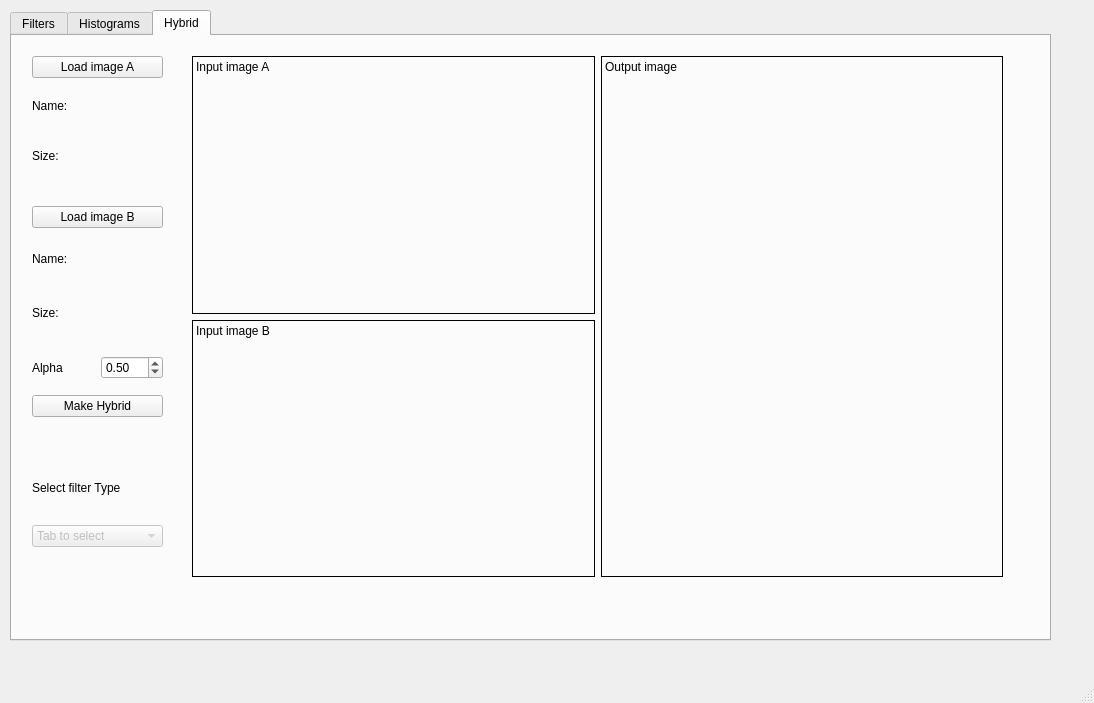
First picture: the form in MainWindow.ui, repository Bravewarrior0/Computer-Vision, before the edit.
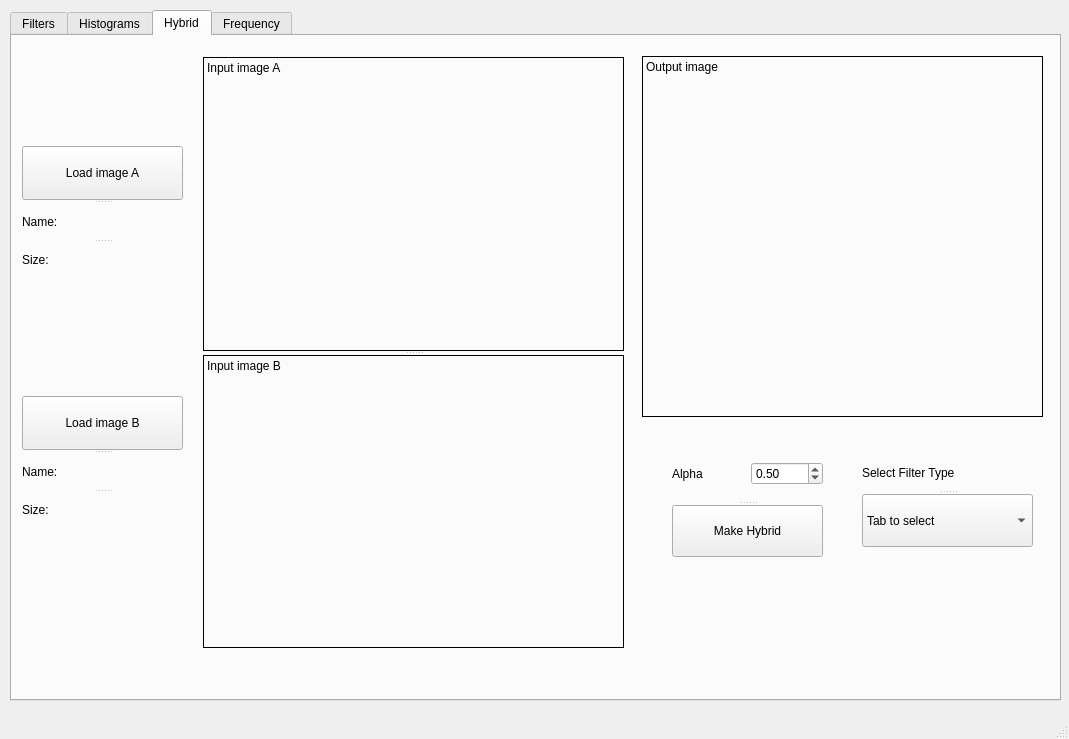
Second picture: the form after the edit. The open tabs and pages were chosen to show the change.

Patch:
```diff
--- a/MainWindow.ui
+++ b/MainWindow.ui
@@ -6,14 +6,20 @@
    <rect>
     <x>0</x>
     <y>0</y>
-    <width>1094</width>
-    <height>703</height>
+    <width>1069</width>
+    <height>739</height>
    </rect>
   </property>
   <property name="minimumSize">
    <size>
-    <width>800</width>
-    <height>0</height>
+    <width>1069</width>
+    <height>739</height>
+   </size>
+  </property>
+  <property name="maximumSize">
+   <size>
+    <width>1069</width>
+    <height>739</height>
    </size>
   </property>
   <property name="windowTitle">
@@ -28,8 +34,8 @@
      <rect>
       <x>10</x>
       <y>10</y>
-      <width>1041</width>
-      <height>631</height>
+      <width>1051</width>
+      <height>691</height>
      </rect>
     </property>
     <property name="currentIndex">
@@ -559,137 +565,38 @@
      <attribute name="title">
       <string>Hybrid</string>
      </attribute>
-     <widget class="QWidget" name="layoutWidget">
-      <property name="geometry">
-       <rect>
-        <x>180</x>
-        <y>20</y>
-        <width>811</width>
-        <height>521</height>
-       </rect>
-      </property>
-      <layout class="QGridLayout" name="gridLayout_7">
-       <item row="0" column="0">
-        <widget class="QLabel" name="label_histograms_input_2">
-         <property name="frameShape">
-          <enum>QFrame::Box</enum>
-         </property>
-         <property name="text">
-          <string>Input image A</string>
-         </property>
-         <property name="alignment">
-          <set>Qt::AlignLeading|Qt::AlignLeft|Qt::AlignTop</set>
-         </property>
-        </widget>
-       </item>
-       <item row="0" column="1" rowspan="2">
         <widget class="QLabel" name="label_histograms_output_2">
-         <property name="frameShape">
-          <enum>QFrame::Box</enum>
-         </property>
-         <property name="text">
-          <string>Output image</string>
-         </property>
-         <property name="alignment">
-          <set>Qt::AlignLeading|Qt::AlignLeft|Qt::AlignTop</set>
-         </property>
-        </widget>
-       </item>
-       <item row="1" column="0">
-        <widget class="QLabel" name="label_histograms_hinput_2">
-         <property name="frameShape">
-          <enum>QFrame::Box</enum>
-         </property>
-         <property name="text">
-          <string>Input image B</string>
-         </property>
-         <property name="textFormat">
-          <enum>Qt::PlainText</enum>
-         </property>
-         <property name="alignment">
-          <set>Qt::AlignLeading|Qt::AlignLeft|Qt::AlignTop</set>
-         </property>
-        </widget>
-       </item>
-      </layout>
-     </widget>
-     <widget class="QWidget" name="layoutWidget">
       <property name="geometry">
        <rect>
-        <x>20</x>
+        <x>630</x>
         <y>20</y>
-        <width>131</width>
-        <height>121</height>
+        <width>401</width>
+        <height>361</height>
        </rect>
       </property>
-      <layout class="QGridLayout" name="gridLayout_8">
-       <item row="0" column="0">
-        <widget class="QPushButton" name="pushButton_histograms_load_2">
-         <property name="text">
-          <string>Load image A</string>
-         </property>
-        </widget>
-       </item>
-       <item row="1" column="0">
-        <widget class="QLabel" name="label_12">
+      <property name="frameShape">
+       <enum>QFrame::Box</enum>
+      </property>
          <property name="text">
-          <string>Name:</string>
-         </property>
-        </widget>
-       </item>
-       <item row="2" column="0">
-        <widget class="QLabel" name="label_13">
-         <property name="text">
-          <string>Size:</string>
-         </property>
-        </widget>
-       </item>
-      </layout>
-     </widget>
-     <widget class="QWidget" name="layoutWidget">
+       <string>Output image</string>
+      </property>
+      <property name="alignment">
+       <set>Qt::AlignLeading|Qt::AlignLeft|Qt::AlignTop</set>
+      </property>
+     </widget>
+     <widget class="QSplitter" name="splitter">
       <property name="geometry">
        <rect>
-        <x>20</x>
-        <y>170</y>
-        <width>131</width>
-        <height>131</height>
+        <x>660</x>
+        <y>410</y>
+        <width>151</width>
+        <height>111</height>
        </rect>
       </property>
-      <layout class="QGridLayout" name="gridLayout_9">
-       <item row="0" column="0">
-        <widget class="QPushButton" name="pushButton_histograms_load_3">
-         <property name="text">
-          <string>Load image B</string>
-         </property>
-        </widget>
-       </item>
-       <item row="1" column="0">
-        <widget class="QLabel" name="label_15">
-         <property name="text">
-          <string>Name:</string>
-         </property>
-        </widget>
-       </item>
-       <item row="2" column="0">
-        <widget class="QLabel" name="label_14">
-         <property name="text">
-          <string>Size:</string>
-         </property>
-        </widget>
-       </item>
-      </layout>
-     </widget>
-     <widget class="QWidget" name="layoutWidget">
-      <property name="geometry">
-       <rect>
-        <x>20</x>
-        <y>310</y>
-        <width>131</width>
-        <height>81</height>
-       </rect>
-      </property>
-      <layout class="QGridLayout" name="gridLayout_10">
-       <item row="0" column="0">
+      <property name="orientation">
+       <enum>Qt::Vertical</enum>
+      </property>
+      <widget class="QWidget" name="">
         <layout class="QHBoxLayout" name="horizontalLayout_6">
          <item>
           <widget class="QLabel" name="label_8">
@@ -715,30 +622,89 @@
           </widget>
          </item>
         </layout>
-       </item>
-       <item row="1" column="0">
+      </widget>
         <widget class="QPushButton" name="pushButton_histograms_load_4">
          <property name="text">
           <string>Make Hybrid</string>
          </property>
         </widget>
-       </item>
-      </layout>
      </widget>
-     <widget class="QWidget" name="">
+     <widget class="QSplitter" name="splitter_8">
       <property name="geometry">
        <rect>
-        <x>20</x>
+        <x>10</x>
+        <y>110</y>
+        <width>161</width>
+        <height>131</height>
+       </rect>
+      </property>
+      <property name="orientation">
+       <enum>Qt::Vertical</enum>
+      </property>
+      <widget class="QPushButton" name="pushButton_histograms_load_2">
+       <property name="text">
+        <string>Load image A</string>
+       </property>
+      </widget>
+      <widget class="QLabel" name="label_12">
+       <property name="text">
+        <string>Name:</string>
+       </property>
+      </widget>
+      <widget class="QLabel" name="label_13">
+       <property name="text">
+        <string>Size:</string>
+       </property>
+      </widget>
+     </widget>
+     <widget class="QSplitter" name="splitter_9">
+      <property name="geometry">
+       <rect>
+        <x>10</x>
+        <y>360</y>
+        <width>161</width>
+        <height>131</height>
+       </rect>
+      </property>
+      <property name="orientation">
+       <enum>Qt::Vertical</enum>
+      </property>
+      <widget class="QPushButton" name="pushButton_histograms_load_3">
+       <property name="text">
+        <string>Load image B</string>
+       </property>
+      </widget>
+      <widget class="QLabel" name="label_15">
+       <property name="text">
+        <string>Name:</string>
+       </property>
+      </widget>
+      <widget class="QLabel" name="label_14">
+       <property name="text">
+        <string>Size:</string>
+       </property>
+      </widget>
+     </widget>
+     <widget class="QSplitter" name="splitter_2">
+      <property name="geometry">
+       <rect>
+        <x>850</x>
         <y>420</y>
-        <width>131</width>
+        <width>171</width>
         <height>91</height>
        </rect>
       </property>
-      <layout class="QGridLayout" name="gridLayout_11">
-       <item row="2" column="0">
+      <property name="orientation">
+       <enum>Qt::Vertical</enum>
+      </property>
+      <widget class="QLabel" name="label_9">
+       <property name="text">
+        <string>Select Filter Type</string>
+       </property>
+      </widget>
         <widget class="QComboBox" name="comboBox_hybrid">
          <property name="enabled">
-          <bool>false</bool>
+        <bool>true</bool>
          </property>
          <item>
           <property name="text">
@@ -766,15 +732,147 @@
           </property>
          </item>
         </widget>
-       </item>
-       <item row="0" column="0">
-        <widget class="QLabel" name="label_9">
+     </widget>
+     <widget class="QSplitter" name="splitter_12">
+      <property name="geometry">
+       <rect>
+        <x>191</x>
+        <y>21</y>
+        <width>421</width>
+        <height>591</height>
+       </rect>
+      </property>
+      <property name="orientation">
+       <enum>Qt::Vertical</enum>
+      </property>
+      <widget class="QLabel" name="label_histograms_input_2">
+       <property name="frameShape">
+        <enum>QFrame::Box</enum>
+       </property>
          <property name="text">
-          <string>Select filter Type</string>
-         </property>
-        </widget>
+        <string>Input image A</string>
+       </property>
+       <property name="alignment">
+        <set>Qt::AlignLeading|Qt::AlignLeft|Qt::AlignTop</set>
+       </property>
+      </widget>
+      <widget class="QLabel" name="label_histograms_hinput_2">
+       <property name="frameShape">
+        <enum>QFrame::Box</enum>
+       </property>
+       <property name="text">
+        <string>Input image B</string>
+       </property>
+       <property name="textFormat">
+        <enum>Qt::PlainText</enum>
+       </property>
+       <property name="alignment">
+        <set>Qt::AlignLeading|Qt::AlignLeft|Qt::AlignTop</set>
+       </property>
+      </widget>
+     </widget>
+    </widget>
+    <widget class="QWidget" name="tab">
+     <attribute name="title">
+      <string>Frequency</string>
+     </attribute>
+     <widget class="QSplitter" name="splitter_3">
+      <property name="geometry">
+       <rect>
+        <x>20</x>
+        <y>110</y>
+        <width>151</width>
+        <height>141</height>
+       </rect>
+      </property>
+      <property name="orientation">
+       <enum>Qt::Vertical</enum>
+      </property>
+      <widget class="QPushButton" name="pushButton_frequency_load">
+       <property name="text">
+        <string>Load Image</string>
+       </property>
+      </widget>
+      <widget class="QLabel" name="label_18">
+       <property name="text">
+        <string>Name:</string>
+       </property>
+      </widget>
+      <widget class="QLabel" name="label_19">
+       <property name="text">
+        <string>Size:</string>
+       </property>
+      </widget>
+     </widget>
+     <widget class="QSplitter" name="splitter_10">
+      <property name="geometry">
+       <rect>
+        <x>190</x>
+        <y>90</y>
+        <width>821</width>
+        <height>411</height>
+       </rect>
+      </property>
+      <property name="orientation">
+       <enum>Qt::Horizontal</enum>
+      </property>
+      <widget class="QLabel" name="label_pass_input">
+       <property name="frameShape">
+        <enum>QFrame::Box</enum>
+       </property>
+       <property name="text">
+        <string>input image</string>
+       </property>
+       <property name="alignment">
+        <set>Qt::AlignLeading|Qt::AlignLeft|Qt::AlignTop</set>
+       </property>
+      </widget>
+      <widget class="QLabel" name="label_pass_output">
+       <property name="frameShape">
+        <enum>QFrame::Box</enum>
+       </property>
+       <property name="text">
+        <string>Fourier image</string>
+       </property>
+       <property name="alignment">
+        <set>Qt::AlignLeading|Qt::AlignLeft|Qt::AlignTop</set>
+       </property>
+      </widget>
+     </widget>
+     <widget class="QSplitter" name="splitter_11">
+      <property name="geometry">
+       <rect>
+        <x>30</x>
+        <y>320</y>
+        <width>131</width>
+        <height>91</height>
+       </rect>
+      </property>
+      <property name="orientation">
+       <enum>Qt::Vertical</enum>
+      </property>
+      <widget class="QLabel" name="label_20">
+       <property name="text">
+        <string>Select Pass Filter</string>
+       </property>
+      </widget>
+      <widget class="QComboBox" name="comboBox_pass_filter">
+       <item>
+        <property name="text">
+         <string>Tab to select</string>
+        </property>
        </item>
-      </layout>
+       <item>
+        <property name="text">
+         <string>Low pass</string>
+        </property>
+       </item>
+       <item>
+        <property name="text">
+         <string>High pass</string>
+        </property>
+       </item>
+      </widget>
      </widget>
     </widget>
    </widget>
```
Left out of the diff: 174 changed lines with no effect on the pictures. Lines whose indentation alone changed are shown as unchanged.
